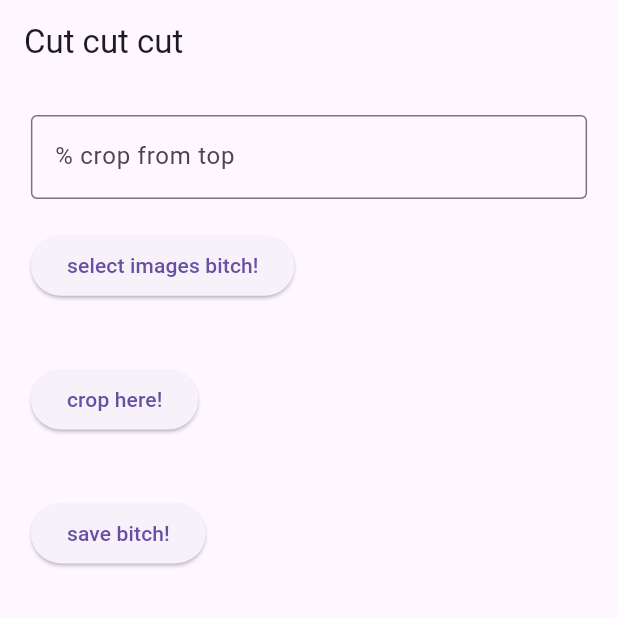
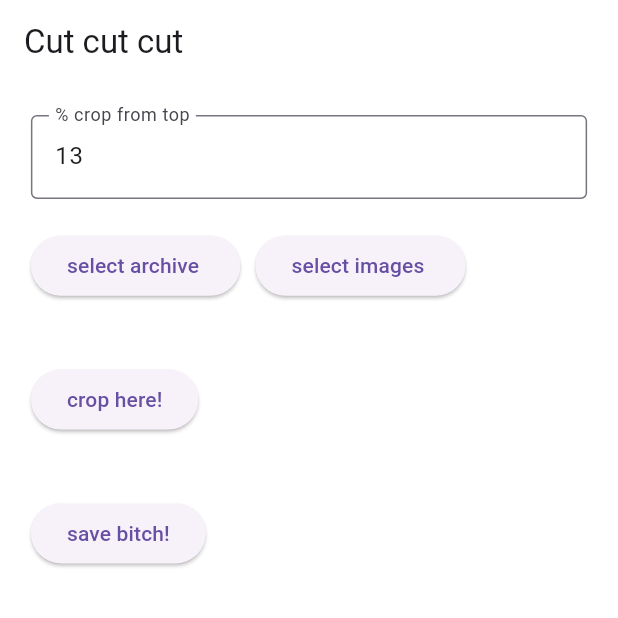
Before and after one commit to nhantruong1298/cut_image, a Flutter app: the screen it shows after launch, after a tap on "save bitch!", on a phone screen of 412 x 824 dp, the top half of it. Run offline on Flutter 3.47's test engine with Material 3 defaults, Android fonts, the light colour scheme and no system bars; our stand-ins replace file_picker; missing offline and left inert: dart:html.

Commit message:
improve code

```diff
--- a/lib/main.dart
+++ b/lib/main.dart
@@ -1,5 +1,8 @@
+// ignore_for_file: use_build_context_synchronously
+
 import 'dart:ui';
 
+import 'package:archive/archive.dart';
 import 'package:file_picker/file_picker.dart';
 import 'package:flutter/foundation.dart';
 import 'package:flutter/material.dart';
@@ -34,15 +37,29 @@ class _HomePageState extends State<HomePage> {
   List<PlatformFile> imageFiles = [];
 
   List<Uint8List> croppedImageBytes = [];
+  TextEditingController cropController = TextEditingController(text: '');
 
   double cropPercentage = 0.0;
+
+  @override
+  void initState() {
+    super.initState();
+    WidgetsBinding.instance.addPostFrameCallback((_) {
+      WidgetsBinding.instance.addPostFrameCallback((_) {
+        cropController.text = '13';
+      });
+    });
+  }
 
   @override
   Widget build(BuildContext context) {
     final screenWidth = MediaQuery.of(context).size.width;
     return Scaffold(
+      backgroundColor: Colors.white,
       appBar: AppBar(
         title: const Text('Cut cut cut'),
+        surfaceTintColor: Colors.white,
+        backgroundColor: Colors.white,
       ),
       body: SingleChildScrollView(
         child: Padding(
@@ -55,24 +72,34 @@ class _HomePageState extends State<HomePage> {
                   border: OutlineInputBorder(),
                   labelText: '% crop from top',
                 ),
-                onChanged: (value) {
-                  setState(() {
-                    cropPercentage = double.tryParse(value) ?? 0.0;
-                  });
-                },
+                controller: cropController,
                 keyboardType: TextInputType.number,
                 inputFormatters: [FilteringTextInputFormatter.digitsOnly],
               ),
               SizedBox(height: screenWidth * 0.05),
+              Row(
+                children: [
                   ElevatedButton(
                       onPressed: () async {
                         imageFiles.clear();
                         croppedImageBytes.clear();
 
-                    imageFiles = await selectImageFolder();
+                        imageFiles = await selectArchive();
                         setState(() {});
                       },
-                  child: const Text('select images bitch!')),
+                      child: const Text('select archive ')),
+                  const SizedBox(width: 10),
+                  ElevatedButton(
+                      onPressed: () async {
+                        imageFiles.clear();
+                        croppedImageBytes.clear();
+
+                        imageFiles = await selectImages();
+                        setState(() {});
+                      },
+                      child: const Text('select images ')),
+                ],
+              ),
               SizedBox(height: screenWidth * 0.05),
               if (imageFiles.isNotEmpty)
                 SizedBox(
@@ -94,21 +121,7 @@ class _HomePageState extends State<HomePage> {
                 ),
               SizedBox(height: screenWidth * 0.05),
               ElevatedButton(
-                onPressed: () async {
-                  croppedImageBytes.clear();
-
-                  if (imageFiles.isNotEmpty) {
-                    await Future.forEach(imageFiles, (file) async {
-                      final cropped =
-                          await cropImageFromTop(cropPercentage, file.bytes!);
-                      if (cropped != null) {
-                        croppedImageBytes.add(cropped);
-                      }
-                    });
-
-                    setState(() {});
-                  }
-                },
+                onPressed: _cropImages,
                 child: const Text('crop here!'),
               ),
               SizedBox(height: screenWidth * 0.05),
@@ -118,6 +131,7 @@ class _HomePageState extends State<HomePage> {
                   child: ListView.builder(
                     scrollDirection: Axis.horizontal,
                     itemCount: croppedImageBytes.length,
+                    physics: const AlwaysScrollableScrollPhysics(),
                     itemBuilder: (context, index) {
                       return Container(
                         width: 200,
@@ -142,7 +156,23 @@ class _HomePageState extends State<HomePage> {
     );
   }
 
-  Future<List<PlatformFile>> selectImageFolder() async {
+  void _cropImages() async {
+    cropPercentage = double.tryParse(cropController.text) ?? 0.0;
+    croppedImageBytes.clear();
+
+    if (imageFiles.isNotEmpty) {
+      await Future.forEach(imageFiles, (file) async {
+        final cropped = await cropImageFromTop(cropPercentage, file.bytes!);
+        if (cropped != null) {
+          croppedImageBytes.add(cropped);
+        }
+      });
+
+      setState(() {});
+    }
+  }
+
+  Future<List<PlatformFile>> selectImages() async {
     final List<PlatformFile> imageFiles = [];
     try {
       FilePickerResult? result =
@@ -158,20 +188,83 @@ class _HomePageState extends State<HomePage> {
     return imageFiles;
   }
 
+  Future<List<PlatformFile>> selectArchive() async {
+    final List<PlatformFile> imageFiles = [];
+
+    try {
+      // 1. Chọn Tệp Nén (chỉ cho phép chọn một tệp)
+      FilePickerResult? result = await FilePicker.platform.pickFiles(
+        allowMultiple: false,
+        type: FileType.custom,
+        // Tùy chọn: Gợi ý cho người dùng chọn tệp zip
+        allowedExtensions: ['zip'],
+      );
+
+      if (result == null) {
+        return []; // Người dùng hủy
+      }
+
+      final PlatformFile zippedFile = result.files.single;
+
+      // QUAN TRỌNG: Trên Web, dữ liệu tệp được cung cấp trong thuộc tính 'bytes'
+      // chứ không phải 'path'.
+      final Uint8List? fileBytes = zippedFile.bytes;
+
+      if (fileBytes == null) {
+        // Điều này hiếm khi xảy ra nếu filePicker hoạt động đúng trên Web
+        showError('Selected file has no data.');
+        return [];
+      }
+
+      // 2. Giải Nén Tệp từ Bytes
+      // Sử dụng ZipDecoder().decodeBytes() để giải nén trực tiếp từ Uint8List (bytes)
+      final archive = ZipDecoder().decodeBytes(fileBytes);
+
+      // 3. Xử lý các Mục đã Giải Nén và Chuyển thành PlatformFile
+      for (final file in archive.files) {
+        // Chỉ xử lý các tệp (bỏ qua các thư mục)
+        if (!file.isFile) continue;
+
+        final String fileName = file.name;
+
+        // Lọc các tệp hình ảnh
+        if (fileName.toLowerCase().endsWith('.png') ||
+            fileName.toLowerCase().endsWith('.jpg') ||
+            fileName.toLowerCase().endsWith('.jpeg')) {
+          // Lấy dữ liệu (bytes) của file đã giải nén
+          // file.content luôn là Uint8List khi giải nén từ bộ nhớ
+          final fileData = file.content;
+
+          // Tạo một PlatformFile mới, chỉ chứa tên và bytes,
+          // vì không có path trên Web
+          final platformFile = PlatformFile(
+            name: fileName,
+            size: fileData.length,
+            bytes: fileData, // <--- Dữ liệu hình ảnh trong bộ nhớ
+            path: null, // Path luôn là null trên Web
+          );
+
+          imageFiles.add(platformFile);
+        }
+      }
+    } catch (e) {
+      showError('Error selecting or extracting archive: $e');
+      return [];
+    }
+
+    return imageFiles;
+  }
+
   Future<Uint8List?> cropImageFromTop(
       double percentage, Uint8List imageBytes) async {
     try {
-      // Decode the image
       final image = await decodeImageFromList(imageBytes);
 
-      // Calculate crop height
       final cropHeight = (image.height * percentage / 100).round();
 
-      // Create a new canvas with cropped dimensions
       final recorder = PictureRecorder();
       final canvas = Canvas(recorder);
 
-      // Draw the cropped portion
       canvas.drawImageRect(
         image,
         Rect.fromLTWH(0, cropHeight.toDouble(), image.width.toDouble(),
@@ -190,30 +283,63 @@ class _HomePageState extends State<HomePage> {
 
       return byteData?.buffer.asUint8List();
     } catch (e) {
-      print('Error cropping image: $e');
+      showError('Error cropping image: $e');
       return null;
     }
   }
 
   void downloadAllCroppedImages() {
     if (kIsWeb) {
+      if (croppedImageBytes.isEmpty) {
+        return;
+      }
+
+      final encoder = ZipEncoder();
+      final archive = Archive();
+
       for (int i = 0; i < croppedImageBytes.length; i++) {
-        final blob = html.Blob([croppedImageBytes[i]]);
+        final fileName = 'cropped_image_$i.png';
+        final fileData = croppedImageBytes[i]; // Đây là Uint8List
+
+        archive.addFile(
+          ArchiveFile(
+            fileName,
+            fileData.length,
+            fileData,
+          ),
+        );
+      }
+
+      final zipData = encoder.encode(archive);
+
+      final zipBytes = Uint8List.fromList(zipData);
+      final blob = html.Blob([zipBytes]);
       final url = html.Url.createObjectUrlFromBlob(blob);
 
-        final anchor = html.AnchorElement(href: url)
-          ..setAttribute('download', 'cropped_image_$i.png')
+      html.AnchorElement(href: url)
+        ..setAttribute('download', 'cropped_images.zip') // Tên tệp nén
         ..click();
 
       html.Url.revokeObjectUrl(url);
+
+      Future.delayed(const Duration(seconds: 1), () {});
+    }
   }
 
-      Future.delayed(const Duration(seconds: 1), () {
-        imageFiles.clear();
-        croppedImageBytes.clear();
-        setState(() {});
-      });
-    }
+  void showError(String message) {
+    showDialog(
+      context: context,
+      builder: (context) => AlertDialog(
+        title: const Text('Error'),
+        content: Text(message),
+        actions: [
+          TextButton(
+            onPressed: () => Navigator.of(context).pop(),
+            child: const Text('OK'),
+          ),
+        ],
+      ),
+    );
   }
 }
 
@@ -221,8 +347,8 @@ class WebScrollBehavior extends MaterialScrollBehavior {
   @override
   Set<PointerDeviceKind> get dragDevices => {
         PointerDeviceKind.touch,
-        PointerDeviceKind.mouse, // Thêm hỗ trợ cuộn bằng chuột
-        // Bạn có thể thêm các thiết bị khác nếu cần
+        PointerDeviceKind.mouse,
+        PointerDeviceKind.stylus,
       };
 
   @override
--- a/pubspec.yaml
+++ b/pubspec.yaml
@@ -11,6 +11,7 @@ dependencies:
     sdk: flutter
   file_picker: ^10.3.3
   crop_your_image: ^2.0.0
+  archive: ^4.0.7
 
 dev_dependencies:
   flutter_test:
```
Also changed, not shown: pubspec.lock. Lines whose indentation alone changed are shown as unchanged.
